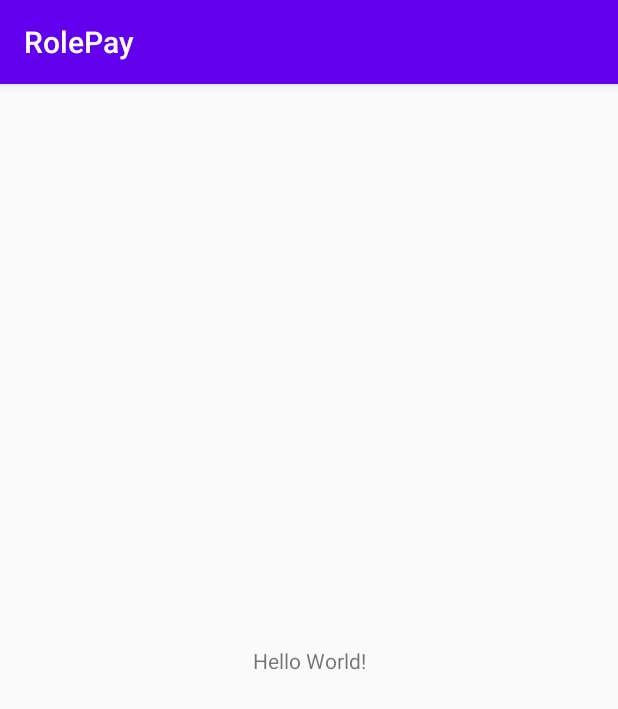
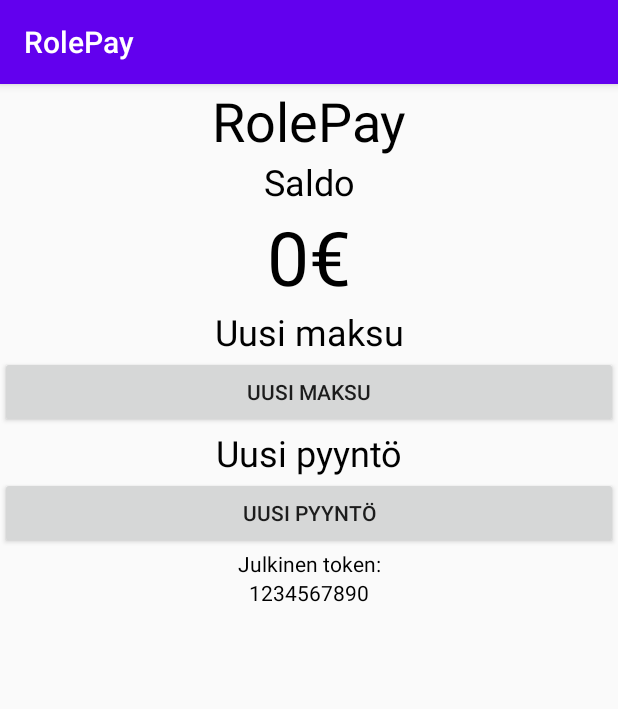
Before and after one commit to TuomaKas96/RolePay, an Android app: the screen it shows after launch (MainActivity), on a phone screen of 412 x 824 dp. Shown: the top 709 px of the screen. Run offline under Robolectric (Android 15) with nearby library versions, the phone set to English and light mode, and no system bars.

Commit message:
Main activity layout. Antaa peruskuvan sovelluksen layoutista. Toiminnallisuus lisätään myöhemmin.

```diff
--- a/app/src/main/res/layout/activity_main.xml
+++ b/app/src/main/res/layout/activity_main.xml
@@ -1,18 +1,86 @@
 <?xml version="1.0" encoding="utf-8"?>
-<androidx.constraintlayout.widget.ConstraintLayout xmlns:android="http://schemas.android.com/apk/res/android"
+<LinearLayout xmlns:android="http://schemas.android.com/apk/res/android"
     xmlns:app="http://schemas.android.com/apk/res-auto"
     xmlns:tools="http://schemas.android.com/tools"
+    android:id="@+id/main_view_layout"
     android:layout_width="match_parent"
     android:layout_height="match_parent"
+    android:orientation="vertical"
     tools:context=".MainActivity">
 
+
     <TextView
-        android:layout_width="wrap_content"
+        android:id="@+id/rolepay_logo"
+        android:layout_width="match_parent"
         android:layout_height="wrap_content"
-        android:text="Hello World!"
-        app:layout_constraintBottom_toBottomOf="parent"
-        app:layout_constraintLeft_toLeftOf="parent"
-        app:layout_constraintRight_toRightOf="parent"
-        app:layout_constraintTop_toTopOf="parent" />
+        android:fontFamily="sans-serif"
+        android:text="@string/app_name"
+        android:textAlignment="center"
+        android:textColor="@android:color/black"
+        android:textSize="36sp" />
 
-</androidx.constraintlayout.widget.ConstraintLayout>
+    <TextView
+        android:id="@+id/balance_text"
+        android:layout_width="match_parent"
+        android:layout_height="wrap_content"
+        android:text="@string/balance_text"
+        android:textAlignment="center"
+        android:textColor="@android:color/black"
+        android:textSize="24sp" />
+
+    <TextView
+        android:id="@+id/balance_value_text"
+        android:layout_width="match_parent"
+        android:layout_height="wrap_content"
+        android:text="@string/balance_value_text"
+        android:textAlignment="center"
+        android:textColor="@android:color/black"
+        android:textSize="50sp" />
+
+    <TextView
+        android:id="@+id/new_payment_text"
+        android:layout_width="match_parent"
+        android:layout_height="wrap_content"
+        android:text="@string/new_payment_text"
+        android:textAlignment="center"
+        android:textColor="@android:color/black"
+        android:textSize="24sp" />
+
+    <Button
+        android:id="@+id/new_payment_button"
+        android:layout_width="match_parent"
+        android:layout_height="wrap_content"
+        android:text="@string/new_payment_button" />
+
+    <TextView
+        android:id="@+id/new_request_text"
+        android:layout_width="match_parent"
+        android:layout_height="wrap_content"
+        android:text="@string/new_request_text"
+        android:textAlignment="center"
+        android:textColor="@android:color/black"
+        android:textSize="24sp" />
+
+    <Button
+        android:id="@+id/new_request_button"
+        android:layout_width="match_parent"
+        android:layout_height="wrap_content"
+        android:text="@string/new_request_button" />
+
+    <TextView
+        android:id="@+id/public_token_text"
+        android:layout_width="match_parent"
+        android:layout_height="wrap_content"
+        android:text="@string/public_token_text"
+        android:textAlignment="center"
+        android:textColor="@android:color/black" />
+
+    <TextView
+        android:id="@+id/textView8"
+        android:layout_width="match_parent"
+        android:layout_height="wrap_content"
+        android:text="@string/public_token_value_text"
+        android:textAlignment="center"
+        android:textColor="@android:color/black" />
+
+</LinearLayout>
--- a/app/src/main/res/values/strings.xml
+++ b/app/src/main/res/values/strings.xml
@@ -1,3 +1,11 @@
 <resources>
     <string name="app_name">RolePay</string>
+    <string name="balance_text">Saldo</string>
+    <string name="balance_value_text">0€</string>
+    <string name="new_payment_text">Uusi maksu</string>
+    <string name="new_request_text">Uusi pyyntö</string>
+    <string name="public_token_text">Julkinen token:</string>
+    <string name="public_token_value_text">1234567890</string>
+    <string name="new_payment_button">Uusi maksu</string>
+    <string name="new_request_button">Uusi pyyntö</string>
 </resources>
```
